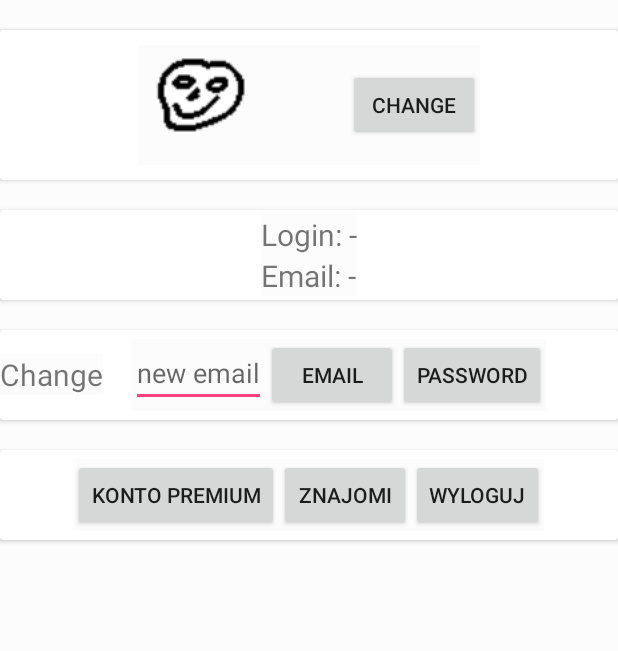
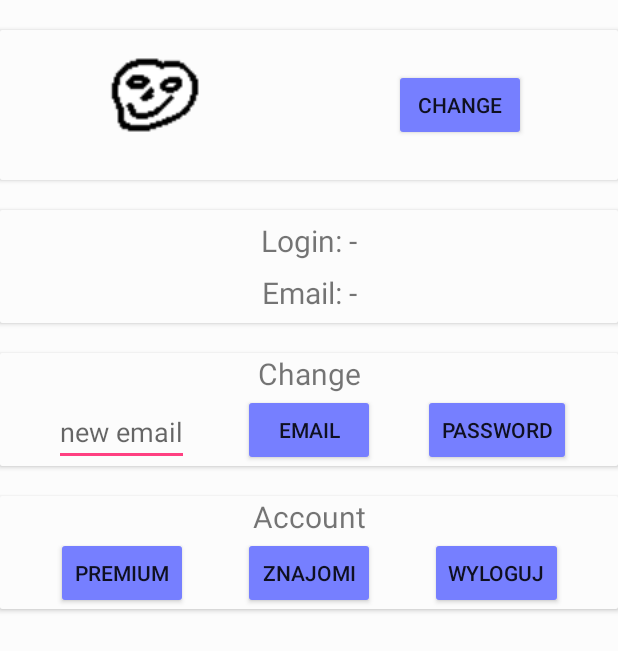
Before and after one commit to Jagi1/QuizApp, an Android app: the AccountSettingsActivity screen opened directly, with no data from a screen before it, on a phone screen of 412 x 824 dp. Shown: the top 651 px of the screen. Run offline under Robolectric (Android 15) with nearby library versions, the light colour scheme and no system bars; our stand-ins replace Firebase (no records; nobody signed in at launch, a user with empty details on screens opened directly), Picasso.

Commit message:
Poprawa layoutu.

```diff
--- a/app/src/main/java/pl/com/fireflies/quizapp/DataHolder.java
+++ b/app/src/main/java/pl/com/fireflies/quizapp/DataHolder.java
@@ -31,4 +31,6 @@ public class DataHolder
     // Wybór motywu aplikacji
     public boolean dark_theme = false;
     public boolean theme_changed = false;
+    //
+
 }
--- a/app/src/main/res/layout/activity_account_settings.xml
+++ b/app/src/main/res/layout/activity_account_settings.xml
@@ -13,9 +13,9 @@
         android:layout_marginTop="20dp"
         app:layout_constraintTop_toTopOf="parent">
 
-        <LinearLayout
-            android:layout_width="wrap_content"
-            android:layout_height="wrap_content"
+        <android.support.constraint.ConstraintLayout
+            android:layout_width="match_parent"
+            android:layout_height="match_parent"
             android:layout_gravity="center"
             android:orientation="horizontal">
 
@@ -27,6 +27,9 @@
                 android:background="@drawable/user_avatar"
                 android:contentDescription="TODO"
                 android:scaleType="fitXY"
+                app:layout_constraintTop_toTopOf="parent"
+                app:layout_constraintBottom_toBottomOf="parent"
+                app:layout_constraintEnd_toStartOf="@id/change_avatar"
                 app:layout_constraintStart_toStartOf="parent" />
 
             <Button
@@ -35,39 +38,49 @@
                 android:layout_height="wrap_content"
                 android:layout_gravity="center"
                 android:layout_marginLeft="60dp"
+                app:layout_constraintTop_toTopOf="parent"
+                app:layout_constraintBottom_toBottomOf="parent"
+                app:layout_constraintStart_toEndOf="@id/avatar"
+                app:layout_constraintEnd_toEndOf="parent"
                 android:text="@string/change" />
-        </LinearLayout>
+        </android.support.constraint.ConstraintLayout>
     </android.support.v7.widget.CardView>
 
     <android.support.v7.widget.CardView
         android:id="@+id/card2"
         android:layout_width="match_parent"
-        android:layout_height="60dp"
+        android:layout_height="75dp"
         android:layout_marginTop="20dp"
         app:layout_constraintTop_toBottomOf="@id/card1">
 
-        <LinearLayout
-            android:layout_width="wrap_content"
-            android:layout_height="wrap_content"
+        <android.support.constraint.ConstraintLayout
+            android:layout_width="match_parent"
+            android:layout_height="match_parent"
             android:orientation="vertical"
             android:layout_gravity="center">
 
             <TextView
                 android:id="@+id/login"
-                android:layout_width="match_parent"
+                android:layout_width="wrap_content"
                 android:layout_height="wrap_content"
-                android:layout_gravity="center"
+                app:layout_constraintTop_toTopOf="parent"
+                app:layout_constraintStart_toStartOf="parent"
+                app:layout_constraintEnd_toEndOf="parent"
+                app:layout_constraintBottom_toTopOf="@id/email"
                 android:text="Login: -"
                 android:textSize="20dp" />
 
             <TextView
                 android:id="@+id/email"
-                android:layout_width="match_parent"
+                android:layout_width="wrap_content"
                 android:layout_height="wrap_content"
-                android:layout_gravity="center"
+                app:layout_constraintStart_toStartOf="parent"
+                app:layout_constraintEnd_toEndOf="parent"
+                app:layout_constraintTop_toBottomOf="@id/login"
+                app:layout_constraintBottom_toBottomOf="parent"
                 android:text="Email: -"
                 android:textSize="20dp" />
-        </LinearLayout>
+        </android.support.constraint.ConstraintLayout>
 
 
     </android.support.v7.widget.CardView>
@@ -75,78 +88,106 @@
     <android.support.v7.widget.CardView
         android:id="@+id/card3"
         android:layout_width="match_parent"
-        android:layout_height="60dp"
+        android:layout_height="75dp"
         android:layout_marginTop="20dp"
         app:layout_constraintTop_toBottomOf="@id/card2">
 
-        <TextView
-            android:layout_width="wrap_content"
-            android:layout_height="wrap_content"
-            android:textSize="20dp"
-            android:text="@string/change"
-            android:layout_gravity="center_vertical"/>
 
-        <LinearLayout
-            android:layout_width="wrap_content"
-            android:layout_height="wrap_content"
-            android:layout_gravity="center"
-            android:orientation="horizontal"
-            android:layout_marginLeft="20dp">
+        <android.support.constraint.ConstraintLayout
+            android:layout_width="match_parent"
+            android:layout_height="match_parent"
+            android:orientation="horizontal">
+
+            <TextView
+                android:id="@+id/change"
+                android:layout_width="wrap_content"
+                android:layout_height="wrap_content"
+                android:textSize="20dp"
+                android:text="@string/change"
+                app:layout_constraintTop_toTopOf="parent"
+                app:layout_constraintStart_toStartOf="parent"
+                app:layout_constraintEnd_toEndOf="parent"
+                android:layout_gravity="center_vertical"/>
 
             <EditText
                 android:id="@+id/new_email"
                 android:layout_width="wrap_content"
                 android:layout_height="wrap_content"
+                app:layout_constraintStart_toStartOf="parent"
+                app:layout_constraintEnd_toStartOf="@id/change_email"
+                app:layout_constraintBottom_toBottomOf="@id/change_email"
                 android:hint="new email"/>
             <Button
                 android:id="@+id/change_email"
                 android:layout_width="wrap_content"
                 android:layout_height="wrap_content"
                 android:layout_gravity="center"
+                app:layout_constraintTop_toBottomOf="@+id/change"
+                app:layout_constraintStart_toStartOf="parent"
+                app:layout_constraintEnd_toEndOf="parent"
                 android:text="@string/email" />
 
             <Button
                 android:id="@+id/change_password"
                 android:layout_width="wrap_content"
                 android:layout_height="wrap_content"
-                android:layout_gravity="center"
+                app:layout_constraintEnd_toEndOf="parent"
+                app:layout_constraintBottom_toBottomOf="@id/change_email"
+                app:layout_constraintStart_toEndOf="@id/change_email"
                 android:text="@string/password" />
 
-        </LinearLayout>
+        </android.support.constraint.ConstraintLayout>
     </android.support.v7.widget.CardView>
 
     <android.support.v7.widget.CardView
         android:id="@+id/card4"
         android:layout_width="match_parent"
-        android:layout_height="60dp"
+        android:layout_height="75dp"
         android:layout_marginTop="20dp"
         app:layout_constraintTop_toBottomOf="@id/card3">
 
-        <LinearLayout
-        android:layout_width="wrap_content"
-        android:layout_height="wrap_content"
+        <android.support.constraint.ConstraintLayout
+        android:layout_width="match_parent"
+        android:layout_height="match_parent"
         android:layout_gravity="center"
         android:orientation="horizontal">
+
+            <TextView
+                android:id="@+id/konto"
+                android:layout_width="wrap_content"
+                android:layout_height="wrap_content"
+                android:textSize="20sp"
+                android:text="Account"
+                app:layout_constraintTop_toTopOf="parent"
+                app:layout_constraintStart_toStartOf="parent"
+                app:layout_constraintEnd_toEndOf="parent"/>
 
         <Button
             android:layout_width="wrap_content"
             android:layout_height="wrap_content"
-            android:layout_gravity="center"
-            android:text="Konto Premium" />
+            app:layout_constraintStart_toStartOf="parent"
+            app:layout_constraintEnd_toStartOf="@id/znajomi"
+            app:layout_constraintBottom_toBottomOf="@id/znajomi"
+            android:text="Premium" />
 
         <Button
+            android:id="@+id/znajomi"
             android:layout_width="wrap_content"
             android:layout_height="wrap_content"
-            android:layout_gravity="center"
+            app:layout_constraintEnd_toEndOf="parent"
+            app:layout_constraintStart_toStartOf="parent"
+            app:layout_constraintBottom_toBottomOf="parent"
             android:text="@string/znajomi" />
 
         <Button
             android:id="@+id/logout_button"
             android:layout_width="wrap_content"
             android:layout_height="wrap_content"
-            android:layout_gravity="center"
+            app:layout_constraintEnd_toEndOf="parent"
+            app:layout_constraintStart_toEndOf="@id/znajomi"
+            app:layout_constraintBottom_toBottomOf="@id/znajomi"
             android:text="@string/wyloguj" />
-    </LinearLayout>
+    </android.support.constraint.ConstraintLayout>
 
     </android.support.v7.widget.CardView>
 
--- a/app/src/main/res/layout/activity_categories.xml
+++ b/app/src/main/res/layout/activity_categories.xml
@@ -11,7 +11,7 @@
 
     <ScrollView
         android:layout_width="match_parent"
-        android:layout_height="wrap_content"
+        android:layout_height="match_parent"
         app:layout_constraintTop_toBottomOf="@id/user_bar">
 
         <LinearLayout
--- a/app/src/main/res/values/colors.xml
+++ b/app/src/main/res/values/colors.xml
@@ -20,4 +20,5 @@
     <color name="colorMaterialDark1">#160C28</color>
     <color name="colorMaterialDark2">#01110A</color>
     <color name="colorMaterialDark3">#5A5A66</color>
+    <color name="colorMaterialDark4">#767fff</color>
 </resources>
--- a/app/src/main/res/values/styles.xml
+++ b/app/src/main/res/values/styles.xml
@@ -7,7 +7,7 @@
         <item name="colorPrimaryDark">@color/colorPrimaryDark</item>
         <item name="colorAccent">@color/colorAccent</item>
         <item name="android:background">@color/colorMaterialBackground</item>
-        <item name="android:button">@color/colorMaterialDeepPurple</item>
+        <item name="android:colorButtonNormal">@color/colorMaterialDark4</item>
     </style>
 
     <style name="DarkAppTheme" parent="Theme.AppCompat.DayNight.NoActionBar">
@@ -16,7 +16,8 @@
         <item name="colorPrimaryDark">@color/colorMaterialDark2</item>
         <item name="colorAccent">@color/colorAccent</item>
         <item name="android:background">@color/colorMaterialDark3</item>
-        <item name="android:button">@color/colorMaterialDark2</item>
+        <item name="android:colorButtonNormal">@color/customColor1</item>
+        <item name="android:textColorHint">@color/colorMaterialYellow</item>
     </style>
 
     <style name="Theme.ToolbarTheme" parent="Theme.AppCompat.Light.NoActionBar">
```
